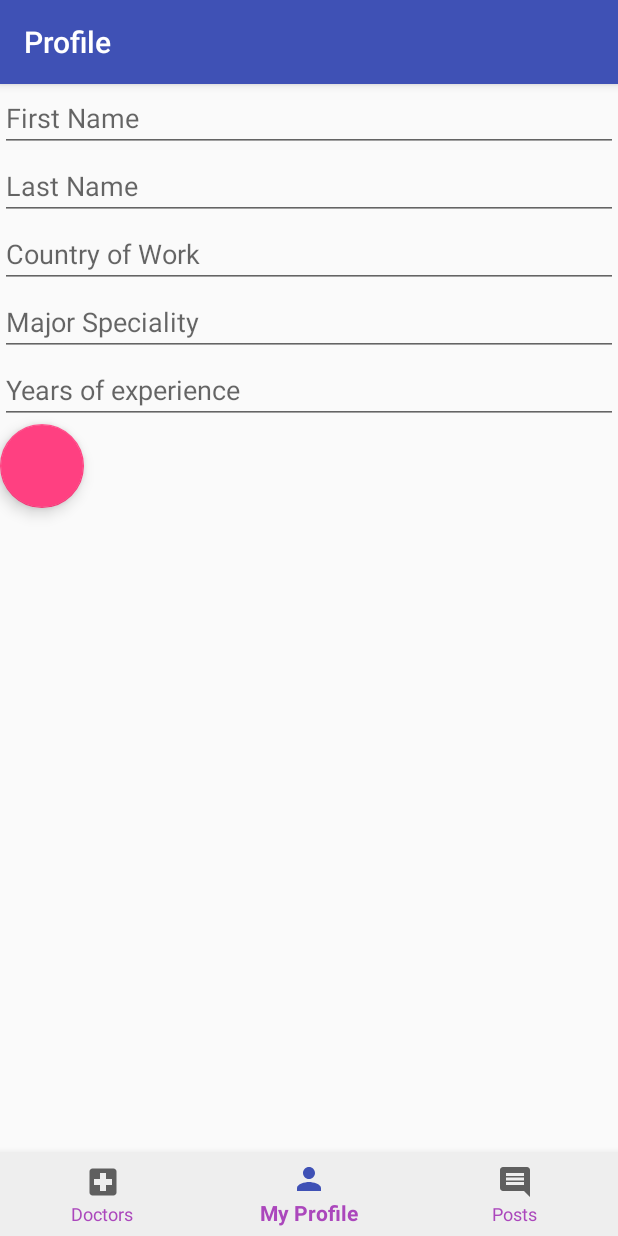
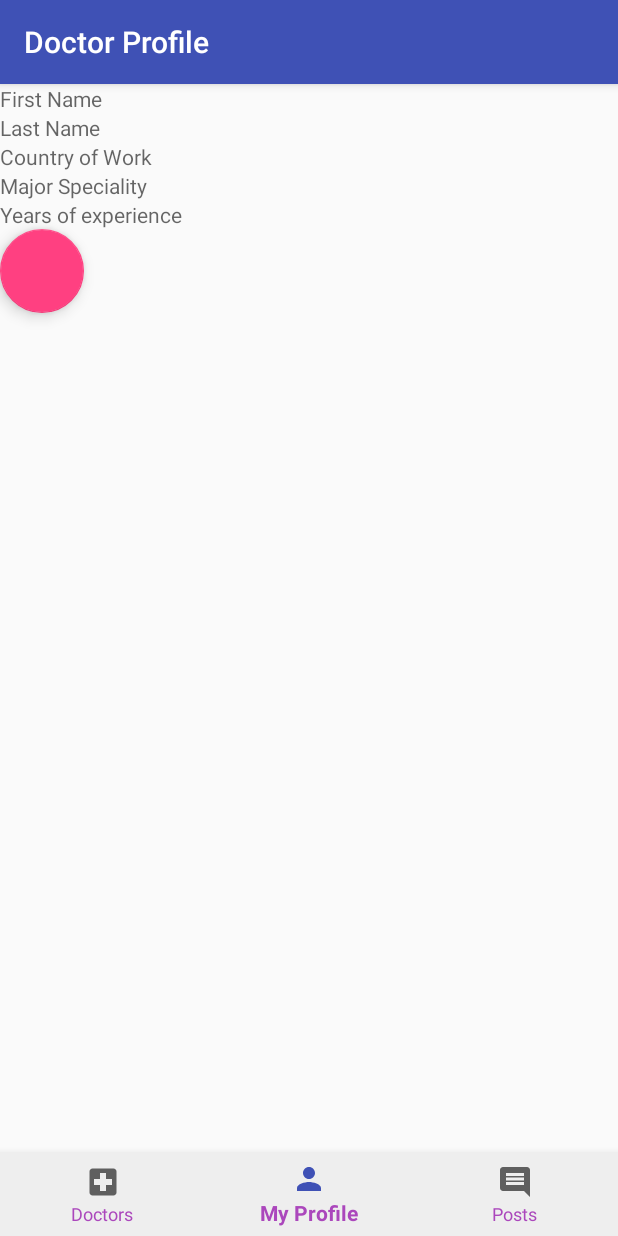
Before and after one commit to mrahimov/We-Care, an Android app: the DoctorActivity screen opened directly, with no data from a screen before it, item 2 of the bottom bar chosen, on a phone screen of 412 x 824 dp. Run offline under Robolectric (Android 15) with nearby library versions, the light colour scheme and no system bars; our stand-ins replace Firebase (no records; nobody signed in at launch, a user with empty details on screens opened directly).

Commit message:
saving doctor doctor profile

```diff
--- a/app/src/main/java/com/example/murodjonrahimov/wecare/DoctorActivity.java
+++ b/app/src/main/java/com/example/murodjonrahimov/wecare/DoctorActivity.java
@@ -10,6 +10,7 @@ import android.support.v7.app.AppCompatActivity;
 import android.os.Bundle;
 import android.view.MenuItem;
 
+import com.example.murodjonrahimov.wecare.R;
 import com.example.murodjonrahimov.wecare.fragments.DoctorsForumFragment;
 import com.example.murodjonrahimov.wecare.fragments.AllPatientsPostsFragment;
 import com.example.murodjonrahimov.wecare.fragments.DoctorProfileFragment;
@@ -44,7 +45,7 @@ public class DoctorActivity extends AppCompatActivity {
                         loadFragment(fragment);
                         return true;
                     case R.id.navigation_my_profile:
-                        toolbar.setTitle("Profile");
+                        toolbar.setTitle("Doctor Profile");
                         fragment = new DoctorProfileFragment();
                         loadFragment(fragment);
                         return true;
--- a/app/src/main/java/com/example/murodjonrahimov/wecare/DoctorProfileForm.java
+++ b/app/src/main/java/com/example/murodjonrahimov/wecare/DoctorProfileForm.java
@@ -6,9 +6,9 @@ import android.view.View;
 import android.widget.Button;
 import android.widget.EditText;
 
+import com.example.murodjonrahimov.wecare.R;
 import com.example.murodjonrahimov.wecare.database.Database;
 import com.example.murodjonrahimov.wecare.model.Doctor;
-
 
 public class DoctorProfileForm extends AppCompatActivity {
 
@@ -35,16 +35,21 @@ public class DoctorProfileForm extends AppCompatActivity {
       @Override
       public void onClick(View v) {
 
-                String name = firstName.getText().toString();
-                String surname = lastName.getText().toString();
-                String countryOfPractice = countryOfWork.getText().toString();
-                String majorSpecialty = major.getText().toString();
-                String yearsOfPractice = yearsOfExperience.getText().toString();
+        String name = firstName.getText()
+          .toString();
+        String surname = lastName.getText()
+          .toString();
+        String countryOfPractice = countryOfWork.getText()
+          .toString();
+        String majorSpecialty = major.getText()
+          .toString();
+        String yearsOfPractice = yearsOfExperience.getText()
+          .toString();
 
         Doctor doctor = new Doctor(name, surname, countryOfPractice, majorSpecialty, yearsOfPractice);
         Database.saveDoctor(doctor);
+        finish();
       }
     });
-
   }
 }
--- a/app/src/main/java/com/example/murodjonrahimov/wecare/PatientActivity.java
+++ b/app/src/main/java/com/example/murodjonrahimov/wecare/PatientActivity.java
@@ -7,10 +7,8 @@ import android.support.v4.app.FragmentTransaction;
 import android.support.v7.app.ActionBar;
 import android.support.v7.app.AppCompatActivity;
 import android.view.MenuItem;
-import android.widget.EditText;
-import android.widget.TextView;
 
-import com.example.murodjonrahimov.wecare.fragments.DoctorsForumFragment;
+import com.example.murodjonrahimov.wecare.R;
 import com.example.murodjonrahimov.wecare.fragments.ListOfDoctorsFragment;
 import com.example.murodjonrahimov.wecare.fragments.PatientMyPostFragment;
 import com.example.murodjonrahimov.wecare.fragments.PatientProfileFragment;
--- a/app/src/main/java/com/example/murodjonrahimov/wecare/PatientPostForm.java
+++ b/app/src/main/java/com/example/murodjonrahimov/wecare/PatientPostForm.java
@@ -1,13 +1,12 @@
 package com.example.murodjonrahimov.wecare;
 
 
-import android.content.Intent;
 import android.os.Bundle;
 import android.support.v7.app.AppCompatActivity;
 import android.view.View;
 import android.widget.Button;
 import android.widget.EditText;
-
+import com.example.murodjonrahimov.wecare.R;
 import com.example.murodjonrahimov.wecare.database.Database;
 import com.example.murodjonrahimov.wecare.model.Post;
 
--- a/app/src/main/java/com/example/murodjonrahimov/wecare/RegistrationActivity.java
+++ b/app/src/main/java/com/example/murodjonrahimov/wecare/RegistrationActivity.java
@@ -10,7 +10,6 @@ import android.widget.Button;
 import android.widget.EditText;
 import android.widget.Toast;
 
-import com.example.murodjonrahimov.wecare.model.Doctor;
 import com.google.android.gms.tasks.OnCompleteListener;
 import com.google.android.gms.tasks.Task;
 import com.google.firebase.auth.AuthResult;
--- a/app/src/main/java/com/example/murodjonrahimov/wecare/fragments/DoctorProfileFragment.java
+++ b/app/src/main/java/com/example/murodjonrahimov/wecare/fragments/DoctorProfileFragment.java
@@ -1,35 +1,39 @@
 package com.example.murodjonrahimov.wecare.fragments;
-
 
 import android.content.Intent;
 import android.os.Bundle;
+import android.support.annotation.Nullable;
 import android.support.design.widget.FloatingActionButton;
 import android.support.v4.app.Fragment;
 import android.view.LayoutInflater;
 import android.view.View;
 import android.view.ViewGroup;
-import android.widget.EditText;
 
+import android.widget.TextView;
+import com.example.murodjonrahimov.wecare.database.Database;
 import com.example.murodjonrahimov.wecare.DoctorProfileForm;
 import com.example.murodjonrahimov.wecare.R;
-
+import com.example.murodjonrahimov.wecare.model.Doctor;
+import com.google.firebase.database.DataSnapshot;
+import com.google.firebase.database.DatabaseError;
+import com.google.firebase.database.DatabaseReference;
+import com.google.firebase.database.FirebaseDatabase;
+import com.google.firebase.database.ValueEventListener;
 
 public class DoctorProfileFragment extends Fragment {
 
-    private EditText firstNameED;
-    private EditText lastNameED;
-    private EditText countryED;
-    private EditText majorED;
-    private EditText yearsOfExperienceED;
+  private TextView firstNameED;
+  private TextView lastNameED;
+  private TextView countryED;
+  private TextView majorED;
+  private TextView yearsOfExperienceED;
   private FloatingActionButton fab;
-
 
   public DoctorProfileFragment() {
   }
 
   @Override
-    public View onCreateView(LayoutInflater inflater, ViewGroup container,
-                             Bundle savedInstanceState) {
+  public View onCreateView(LayoutInflater inflater, ViewGroup container, Bundle savedInstanceState) {
 
     View rootView = inflater.inflate(R.layout.d_fragment_profile, container, false);
 
@@ -48,6 +52,38 @@ public class DoctorProfileFragment extends Fragment {
       }
     });
     return rootView;
+  }
+
+  @Override
+  public void onViewCreated(View view, @Nullable Bundle savedInstanceState) {
+    super.onViewCreated(view, savedInstanceState);
+
+    FirebaseDatabase db = Database.getDatabase();
+    DatabaseReference ref = db.getReference();
+
+    final String userID = Database.getUserId();
+
+    ref.child("doctors")
+      .addValueEventListener(new ValueEventListener() {
+        @Override
+        public void onDataChange(DataSnapshot dataSnapshot) {
+          for (DataSnapshot dataSnapshot2 : dataSnapshot.getChildren()) {
+            if (dataSnapshot2.getKey()
+              .equals(userID)) {
+              Doctor doctor = dataSnapshot2.getValue(Doctor.class);
+              firstNameED.setText(doctor.getFirstName());
+              lastNameED.setText(doctor.getLastName());
+              countryED.setText(doctor.getCountryOfPractice());
+              majorED.setText(doctor.getMajor());
+              yearsOfExperienceED.setText(doctor.getYearsOfExperience());
+            }
+          }
+        }
+
+        @Override
+        public void onCancelled(DatabaseError databaseError) {
 
         }
+      });
   }
+}
--- a/app/src/main/java/com/example/murodjonrahimov/wecare/fragments/PatientMyPostFragment.java
+++ b/app/src/main/java/com/example/murodjonrahimov/wecare/fragments/PatientMyPostFragment.java
@@ -10,14 +10,9 @@ import android.support.v7.widget.RecyclerView;
 import android.view.LayoutInflater;
 import android.view.View;
 import android.view.ViewGroup;
-import android.widget.EditText;
 
-import com.example.murodjonrahimov.wecare.PatientActivity;
 import com.example.murodjonrahimov.wecare.PatientPostForm;
 import com.example.murodjonrahimov.wecare.R;
-import com.example.murodjonrahimov.wecare.database.Database;
-import com.example.murodjonrahimov.wecare.model.Post;
-
 
 public class PatientMyPostFragment extends Fragment {
 
--- a/app/src/main/java/com/example/murodjonrahimov/wecare/model/Doctor.java
+++ b/app/src/main/java/com/example/murodjonrahimov/wecare/model/Doctor.java
@@ -8,6 +8,9 @@ public class Doctor {
     private String countryOfPractice;
     private String major;
     private String yearsOfExperience;
+
+    public Doctor() {
+    }
 
     public Doctor(String firstName, String lastName, String countryOfPractice, String major, String yearsOfExperience) {
         this.firstName = firstName;
--- a/app/src/main/res/layout/d_fragment_profile.xml
+++ b/app/src/main/res/layout/d_fragment_profile.xml
@@ -5,31 +5,31 @@
     android:orientation="vertical"
     tools:context="com.example.murodjonrahimov.wecare.fragments.DoctorProfileFragment">
 
-    <EditText
+    <TextView
         android:id="@+id/first_name"
         android:layout_width="match_parent"
         android:layout_height="wrap_content"
         android:hint="First Name"/>
 
-    <EditText
+    <TextView
         android:id="@+id/last_name"
         android:layout_width="match_parent"
         android:layout_height="wrap_content"
         android:hint="Last Name"/>
 
-    <EditText
+    <TextView
         android:id="@+id/country"
         android:layout_width="match_parent"
         android:layout_height="wrap_content"
         android:hint="Country of Work"/>
 
-    <EditText
+    <TextView
         android:id="@+id/major"
         android:layout_width="match_parent"
         android:layout_height="wrap_content"
         android:hint="Major Speciality"/>
 
-    <EditText
+    <TextView
         android:id="@+id/years_of_experience"
         android:layout_width="match_parent"
         android:layout_height="wrap_content"
```
Also changed, not shown: app/src/main/java/com/example/murodjonrahimov/wecare/PatientProfileForm.java (+13 -13 lines), app/src/main/java/com/example/murodjonrahimov/wecare/fragments/PatientProfileFragment.java (+0 -9 lines). Lines whose indentation alone changed are shown as unchanged.
